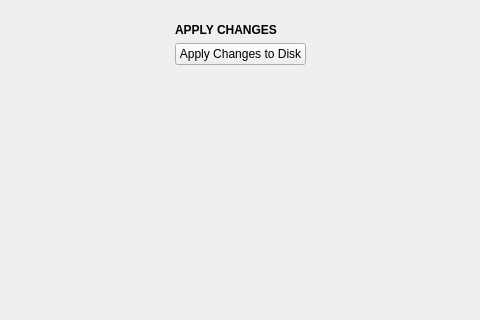
This is application/operations/partitionpopover.ui in theCheeseboard/theFrisbee as Qt 5 draws it before an edit; both pictures show x 148 to 628 and y 0 to 320 of the 778 by 465 pixel window. The edited form follows.
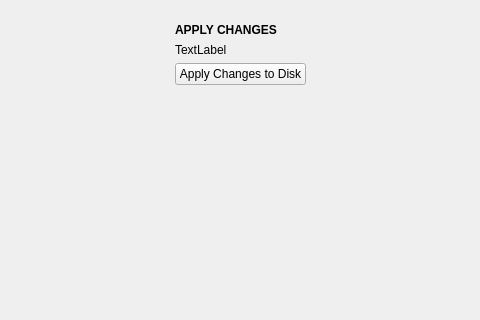
This is the edited form. The open tabs and pages were chosen to show the change. Icons and pictures are not drawn. Custom widgets are drawn as their Qt base class.

Diff of the .ui file:
```diff
--- a/application/operations/partitionpopover.ui
+++ b/application/operations/partitionpopover.ui
@@ -295,6 +295,16 @@
             </property>
            </widget>
           </item>
+          <item>
+           <widget class="QLabel" name="applyDescription">
+            <property name="text">
+             <string notr="true">TextLabel</string>
+            </property>
+            <property name="wordWrap">
+             <bool>true</bool>
+            </property>
+           </widget>
+          </item>
           <item>
            <widget class="QPushButton" name="performApplyButton">
             <property name="text">
```
Left out of the diff: 3 changed lines with no effect on the pictures.
